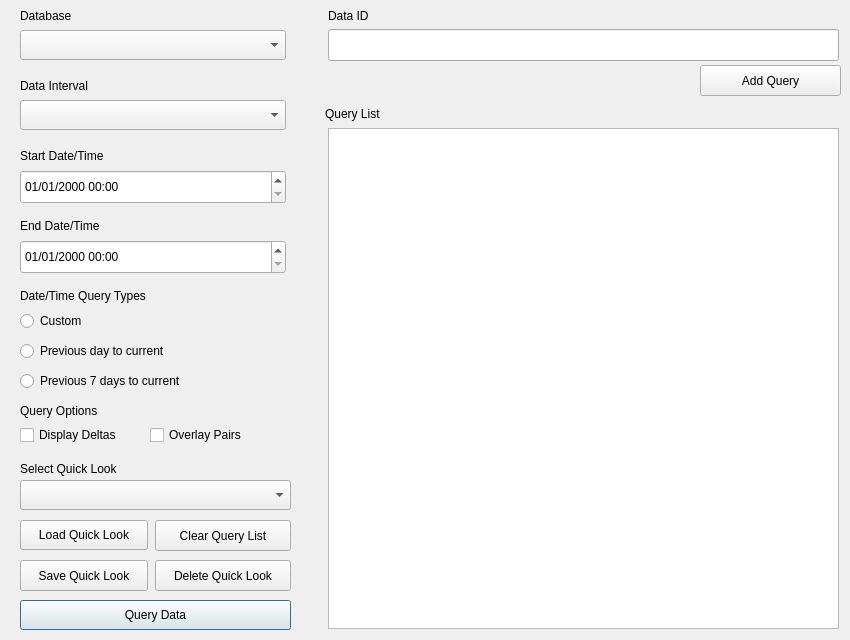
Before: the Qt Designer form ui/winQuery.ui in S31F3R/DataDoctor, drawn with Qt 5.
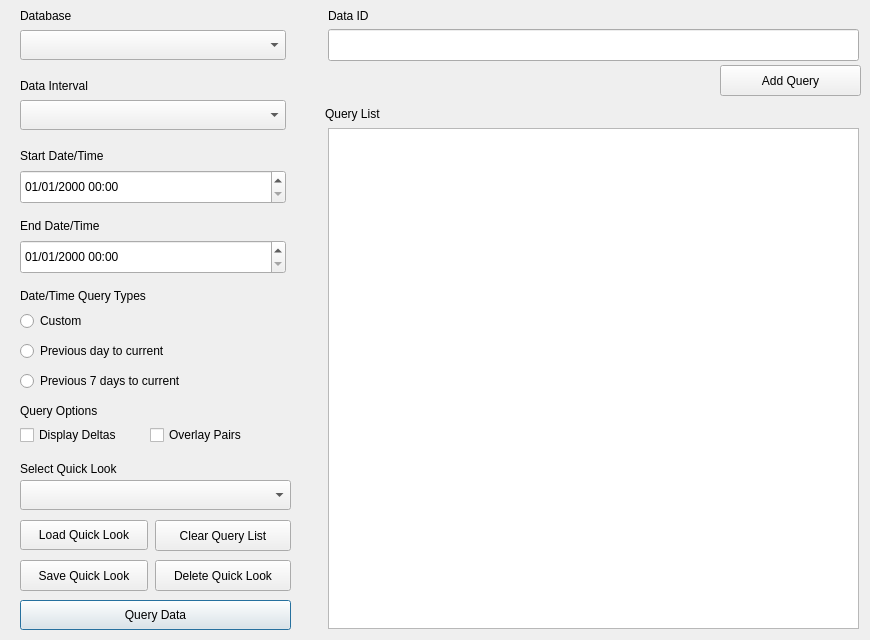
After: the same form once the commit is applied. Icons and pictures are not drawn.

Commit message: Added retro close buttons on the tabs and adjusted their X based on retro mode on or off

```diff
--- a/ui/winQuery.ui
+++ b/ui/winQuery.ui
@@ -6,7 +6,7 @@
    <rect>
     <x>0</x>
     <y>0</y>
-    <width>850</width>
+    <width>870</width>
     <height>640</height>
    </rect>
   </property>
@@ -18,7 +18,7 @@
   </property>
   <property name="maximumSize">
    <size>
-    <width>850</width>
+    <width>870</width>
     <height>640</height>
    </size>
   </property>
@@ -161,7 +161,7 @@
      <rect>
       <x>328</x>
       <y>128</y>
-      <width>511</width>
+      <width>531</width>
       <height>501</height>
      </rect>
     </property>
@@ -169,7 +169,7 @@
    <widget class="QPushButton" name="btnAddQuery">
     <property name="geometry">
      <rect>
-      <x>700</x>
+      <x>720</x>
       <y>65</y>
       <width>141</width>
       <height>31</height>
@@ -385,7 +385,7 @@
      <rect>
       <x>328</x>
       <y>29</y>
-      <width>511</width>
+      <width>531</width>
       <height>32</height>
      </rect>
     </property>
@@ -666,7 +666,7 @@
    <widget class="QPushButton" name="btnSearch">
     <property name="geometry">
      <rect>
-      <x>650</x>
+      <x>690</x>
       <y>65</y>
       <width>32</width>
       <height>32</height>
```
The commit also changes 5 other files.
